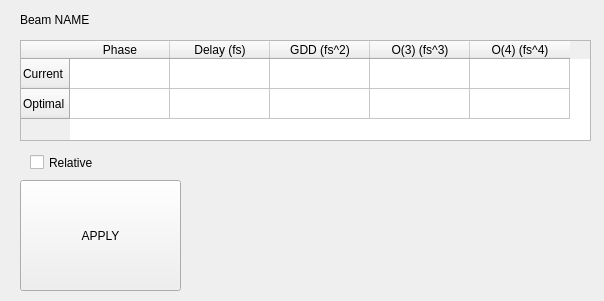
First picture: the form in src/GUI/beam_explorer.ui, repository SilvaScience/colberto, before the edit.
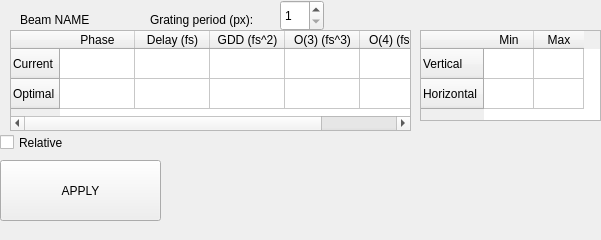
Second picture: the form after the edit. Custom widgets are drawn as their Qt base class.

Commit message: [NOT WORKING] beam display created for each beam. Need to update the display with parameters from the beam

```diff
--- a/src/GUI/beam_explorer.ui
+++ b/src/GUI/beam_explorer.ui
@@ -6,14 +6,14 @@
    <rect>
     <x>0</x>
     <y>0</y>
-    <width>604</width>
-    <height>301</height>
+    <width>601</width>
+    <height>240</height>
    </rect>
   </property>
   <property name="minimumSize">
    <size>
     <width>600</width>
-    <height>300</height>
+    <height>240</height>
    </size>
   </property>
   <property name="windowTitle">
@@ -22,12 +22,15 @@
   <widget class="QTableWidget" name="opt_phase_table">
    <property name="geometry">
     <rect>
-     <x>20</x>
-     <y>40</y>
-     <width>571</width>
+     <x>10</x>
+     <y>30</y>
+     <width>401</width>
      <height>101</height>
     </rect>
    </property>
+   <attribute name="horizontalHeaderDefaultSectionSize">
+    <number>75</number>
+   </attribute>
    <row>
     <property name="text">
      <string>Current</string>
@@ -80,10 +83,10 @@
   <widget class="QPushButton" name="apply_pushbutton">
    <property name="geometry">
     <rect>
-     <x>20</x>
-     <y>180</y>
+     <x>0</x>
+     <y>160</y>
      <width>161</width>
-     <height>111</height>
+     <height>61</height>
     </rect>
    </property>
    <property name="text">
@@ -96,8 +99,8 @@
    </property>
    <property name="geometry">
     <rect>
-     <x>30</x>
-     <y>150</y>
+     <x>0</x>
+     <y>130</y>
      <width>92</width>
      <height>25</height>
     </rect>
@@ -109,13 +112,75 @@
   <widget class="PlotWidget" name="beam_plot" native="true">
    <property name="geometry">
     <rect>
-     <x>200</x>
-     <y>150</y>
+     <x>170</x>
+     <y>140</y>
      <width>391</width>
-     <height>141</height>
+     <height>81</height>
     </rect>
    </property>
   </widget>
+  <widget class="QTableWidget" name="delimiter_table_widget">
+   <property name="geometry">
+    <rect>
+     <x>420</x>
+     <y>30</y>
+     <width>181</width>
+     <height>91</height>
+    </rect>
+   </property>
+   <attribute name="horizontalHeaderDefaultSectionSize">
+    <number>50</number>
+   </attribute>
+   <row>
+    <property name="text">
+     <string>Vertical</string>
+    </property>
+   </row>
+   <row>
+    <property name="text">
+     <string>Horizontal</string>
+    </property>
+   </row>
+   <column>
+    <property name="text">
+     <string>Min</string>
+    </property>
+   </column>
+   <column>
+    <property name="text">
+     <string>Max</string>
+    </property>
+   </column>
+  </widget>
+  <widget class="QLabel" name="grating_period_label">
+   <property name="geometry">
+    <rect>
+     <x>150</x>
+     <y>10</y>
+     <width>131</width>
+     <height>19</height>
+    </rect>
+   </property>
+   <property name="text">
+    <string>Grating period (px):</string>
+   </property>
+  </widget>
+  <widget class="QSpinBox" name="grating_period_value">
+   <property name="geometry">
+    <rect>
+     <x>280</x>
+     <y>0</y>
+     <width>44</width>
+     <height>31</height>
+    </rect>
+   </property>
+   <property name="minimum">
+    <number>1</number>
+   </property>
+   <property name="maximum">
+    <number>3</number>
+   </property>
+  </widget>
  </widget>
  <customwidgets>
   <customwidget>
```
Left out of the diff: 2 changed lines with no effect on the pictures. The commit also changes 2 other files.
